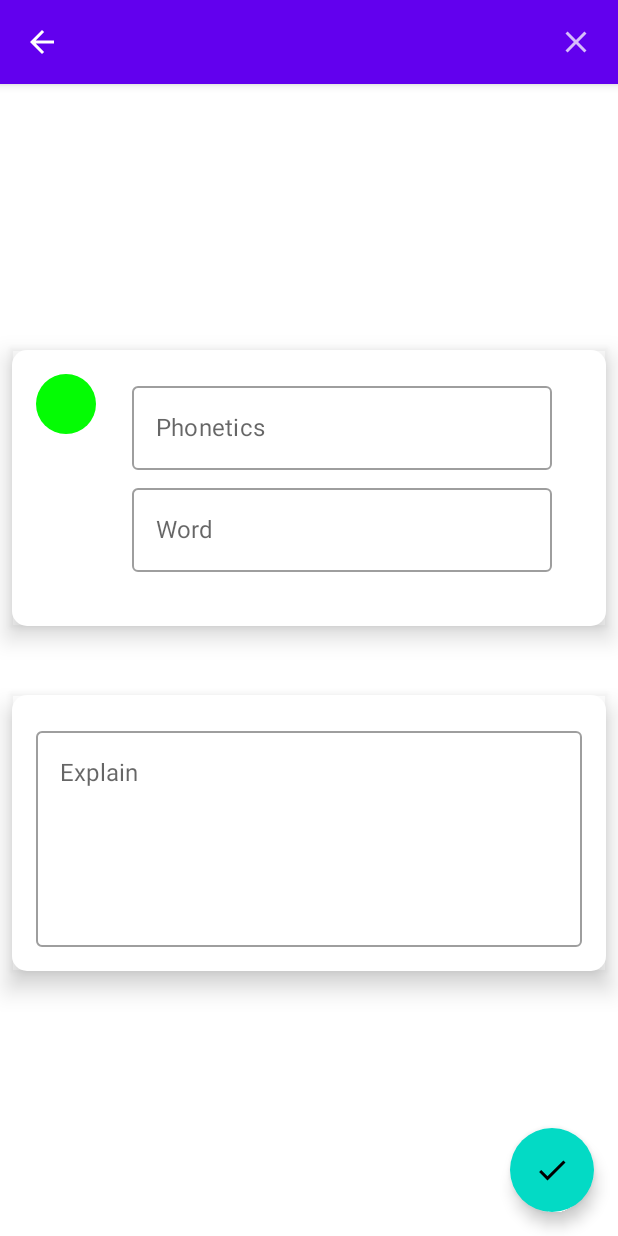
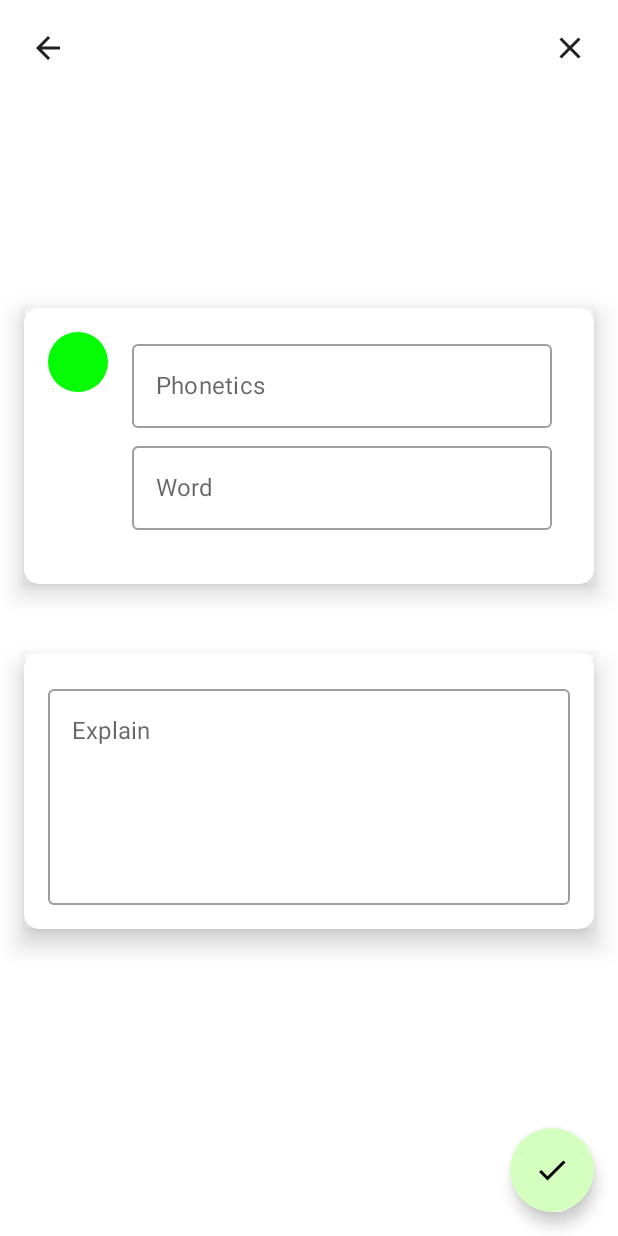
Before and after one commit to encorex32268/VocabularyNote, an Android app built with Jetpack Compose: the screen it shows after launch (MainActivity), after a tap on "Go to Add", on a phone screen of 412 x 824 dp. Run offline under Robolectric (Android 15) with nearby library versions, the phone set to English and light mode, and no system bars; our stand-ins replace Dagger/Hilt's generated code, Room's generated code.

Commit message:
Changed Color

```diff
--- a/app/src/main/java/com/lihan/vocabularynote/presentations/add/InsertEditScreen.kt
+++ b/app/src/main/java/com/lihan/vocabularynote/presentations/add/InsertEditScreen.kt
@@ -11,6 +11,7 @@ import androidx.compose.foundation.shape.RoundedCornerShape
 import androidx.compose.foundation.text.KeyboardActions
 import androidx.compose.material.*
 import androidx.compose.material.icons.Icons
+import androidx.compose.material.icons.filled.ArrowBack
 import androidx.compose.material.icons.filled.Check
 import androidx.compose.material.icons.filled.Close
 import androidx.compose.material.icons.filled.Delete
@@ -65,41 +66,6 @@ fun InsertEditScreen(
 
     Scaffold(
         modifier = modifier.fillMaxSize(),
-        topBar = {
-           VocabularyNoteAppBar(
-               onNavigationBack = {
-                   navController.popBackStack()
-               },
-               menuItems =
-                 if (!isEditPage){
-                     listOf(
-                         MenuItem(
-                             name = MenuID.Close.id,
-                             icon = Icons.Default.Close
-                         )
-                     )
-                 }else{
-                     listOf(
-                         MenuItem(
-                             name = MenuID.Delete.id,
-                             icon = Icons.Default.Delete
-                         )
-                     )
-                 }
-
-               ,
-               onMenuItemClick = {
-                   when(it.name){
-                       MenuID.Delete.id ->{
-                           viewModel.onEvent(InsertEditEvent.Remove(noteId))
-                           navController.popBackStack()
-                       }
-                       else -> {
-                           navController.popBackStack()
-                       }
-                   }
-               })
-        },
         floatingActionButton = {
             FloatingActionButton(
                 onClick = {
@@ -114,15 +80,52 @@ fun InsertEditScreen(
             }
         }
     ) {
-
-        Column(
-            modifier = modifier
+        Box(modifier = modifier
             .fillMaxSize()
+            .padding(8.dp)
             .pointerInput(LocalContext.current) {
                 detectTapGestures {
                     focusManager.clearFocus()
                 }
-                },
+            }
+
+        ){
+
+            IconButton(
+                modifier = Modifier
+                    .align(Alignment.TopStart),
+                onClick = { navController.popBackStack() }
+            ) {
+                Icon(
+                    imageVector = Icons.Default.ArrowBack,
+                    contentDescription = "BackButton")
+            }
+            if (isEditPage){
+                IconButton(
+                    modifier = Modifier.align(Alignment.TopEnd),onClick = {
+                        viewModel.onEvent(InsertEditEvent.Remove(noteId))
+                    }) {
+                    Icon(
+                        imageVector = Icons.Default.Delete,
+                        contentDescription = "Delete Button")
+                }
+            }else{
+                IconButton(
+                    modifier = Modifier.align(Alignment.TopEnd),onClick = {
+                        navController.popBackStack()
+                    }) {
+                    Icon(
+                        imageVector = Icons.Default.Close,
+                        contentDescription = "CloseButton")
+                }
+            }
+
+
+
+
+            Column(
+                modifier = modifier
+                    .fillMaxSize(),
                 horizontalAlignment = Alignment.CenterHorizontally,
                 verticalArrangement = Arrangement.Center
             ) {
@@ -266,4 +269,8 @@ fun InsertEditScreen(
         }
 
 
+
     }
+
+
+}
--- a/app/src/main/java/com/lihan/vocabularynote/ui/theme/Color.kt
+++ b/app/src/main/java/com/lihan/vocabularynote/ui/theme/Color.kt
@@ -6,3 +6,9 @@ val Purple200 = Color(0xFFBB86FC)
 val Purple500 = Color(0xFF6200EE)
 val Purple700 = Color(0xFF3700B3)
 val Teal200 = Color(0xFF03DAC5)
+
+val Blue200 = Color(0xFFb6ffff)
+val Blue500 = Color(0xFF80e8ff)
+val Blue700 = Color(0xFF48b6cc)
+val Green200 = Color(0xFFd5ffbf)
+val Green700 = Color(0xFFa3cc8e)
--- a/app/src/main/java/com/lihan/vocabularynote/ui/theme/Theme.kt
+++ b/app/src/main/java/com/lihan/vocabularynote/ui/theme/Theme.kt
@@ -7,15 +7,15 @@ import androidx.compose.material.lightColors
 import androidx.compose.runtime.Composable
 
 private val DarkColorPalette = darkColors(
-    primary = Purple200,
-    primaryVariant = Purple700,
-    secondary = Teal200
+    primary = Blue200,
+    primaryVariant = Blue700,
+    secondary = Green200
 )
 
 private val LightColorPalette = lightColors(
-    primary = Purple500,
-    primaryVariant = Purple700,
-    secondary = Teal200
+    primary = Blue500,
+    primaryVariant = Blue700,
+    secondary = Green200
 
     /* Other default colors to override
     background = Color.White,
@@ -33,7 +33,6 @@ fun VocabularyNoteTheme(
     content: @Composable () -> Unit
 ) {
     val colors = if (darkTheme) {
-//        DarkColorPalette
         LightColorPalette
     } else {
         LightColorPalette
--- a/app/src/main/res/values/themes.xml
+++ b/app/src/main/res/values/themes.xml
@@ -2,6 +2,6 @@
 <resources>
 
     <style name="Theme.VocabularyNote" parent="android:Theme.Material.Light.NoActionBar">
-        <item name="android:statusBarColor">@color/purple_700</item>
+        <item name="android:statusBarColor">@color/blue_700</item>
     </style>
 </resources>
```
Also changed, not shown: app/src/main/java/com/lihan/vocabularynote/core/componets/appbar/VocabularyNoteAppBar.kt (+6 -1 lines), app/src/main/res/values/colors.xml (+15 -5 lines). Lines whose indentation alone changed are shown as unchanged.
